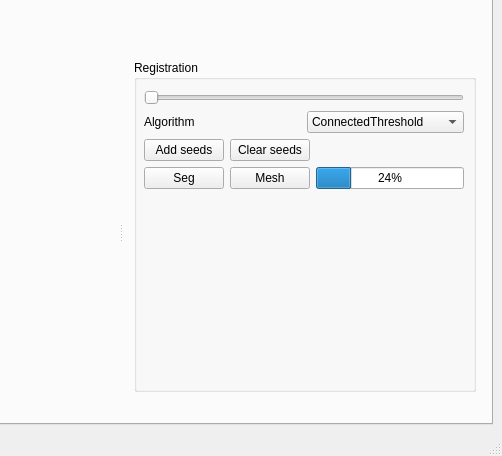
Above: Registration/Registration/app.ui from xeon-ye/TrialVTK before the change; both pictures show x 623 to 1125 and y 384 to 840 of the 1125 by 840 pixel window. Below: the same form after it.
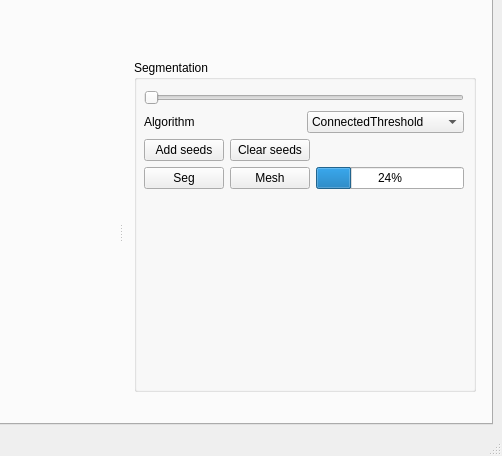
That is the form after the change. Icons and pictures are not drawn. Custom widgets are drawn as their Qt base class.

```diff
--- a/Registration/Registration/app.ui
+++ b/Registration/Registration/app.ui
@@ -55,7 +55,7 @@
               </rect>
              </property>
              <property name="title">
-              <string>Registration</string>
+              <string>Segmentation</string>
              </property>
              <widget class="QWidget" name="">
               <property name="geometry">
```
Left out of the diff: 2 changed lines with no effect on the pictures.
